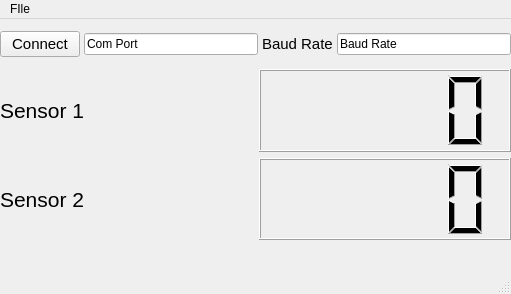
Before: the Qt Designer form ESP32DEV/UserInterface/serialTest.ui in andrewcollison/HighTemp, drawn with Qt 5.
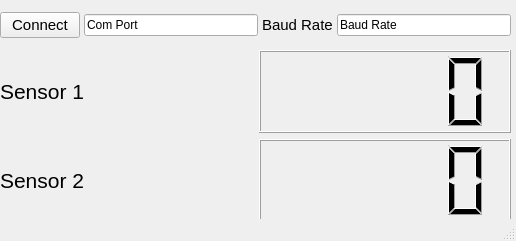
After: the same form once the commit is applied.

What changed in the file:
```diff
--- a/ESP32DEV/UserInterface/serialTest.ui
+++ b/ESP32DEV/UserInterface/serialTest.ui
@@ -6,8 +6,8 @@
    <rect>
     <x>0</x>
     <y>0</y>
-    <width>511</width>
-    <height>294</height>
+    <width>516</width>
+    <height>241</height>
    </rect>
   </property>
   <property name="windowTitle">
@@ -30,20 +30,32 @@
      <property name="verticalSpacing">
       <number>1</number>
      </property>
-     <item row="0" column="4">
+     <item row="0" column="3">
       <widget class="QLineEdit" name="sBaudRate">
        <property name="text">
         <string>Baud Rate</string>
        </property>
       </widget>
      </item>
-     <item row="0" column="2">
+     <item row="0" column="1">
       <widget class="QLineEdit" name="comInput">
        <property name="text">
         <string>Com Port</string>
        </property>
       </widget>
      </item>
+     <item row="0" column="2">
+      <widget class="QLabel" name="label">
+       <property name="font">
+        <font>
+         <pointsize>11</pointsize>
+        </font>
+       </property>
+       <property name="text">
+        <string>Baud Rate</string>
+       </property>
+      </widget>
+     </item>
      <item row="0" column="0">
       <widget class="QPushButton" name="serialConnect">
        <property name="font">
@@ -56,18 +68,6 @@
        </property>
       </widget>
      </item>
-     <item row="0" column="3">
-      <widget class="QLabel" name="label">
-       <property name="font">
-        <font>
-         <pointsize>11</pointsize>
-        </font>
-       </property>
-       <property name="text">
-        <string>Baud Rate</string>
-       </property>
-      </widget>
-     </item>
     </layout>
    </widget>
    <widget class="QWidget" name="gridLayoutWidget_2">
@@ -103,6 +103,8 @@
        <property name="font">
         <font>
          <pointsize>16</pointsize>
+         <weight>50</weight>
+         <bold>false</bold>
         </font>
        </property>
        <property name="text">
@@ -113,23 +115,6 @@
     </layout>
    </widget>
   </widget>
-  <widget class="QMenuBar" name="menubar">
-   <property name="geometry">
-    <rect>
-     <x>0</x>
-     <y>0</y>
-     <width>511</width>
-     <height>21</height>
-    </rect>
-   </property>
-   <widget class="QMenu" name="menuFIle">
-    <property name="title">
-     <string>FIle</string>
-    </property>
-    <addaction name="actionExit"/>
-   </widget>
-   <addaction name="menuFIle"/>
-  </widget>
   <widget class="QStatusBar" name="statusbar"/>
   <action name="actionExit">
    <property name="text">
```
